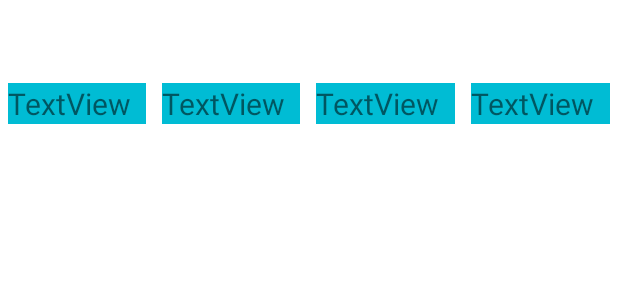
After one commit to ElaheAmeri/PotteryWorkshop, an Android app: the layout formula_row_item.xml on its own in the app's theme, with its tools: preview values and no code run, on a phone screen of 412 x 824 dp. The commit adds this screen. Shown: the top 300 px of the screen. Run offline under Robolectric (Android 15) with nearby library versions, the phone set to English and light mode, and no system bars.

Commit message:
add RecycleView

```diff
--- a/app/src/main/java/com/example/potteryworkshop/ui/AddFurmolFragment.kt
+++ b/app/src/main/java/com/example/potteryworkshop/ui/AddFurmolFragment.kt
@@ -24,5 +24,9 @@ class AddFurmolFragment : Fragment() {
         return inflater.inflate(R.layout.fragment_add_formula, container, false)
     }
 
-
+    override fun onViewCreated(view: View, savedInstanceState: Bundle?) {
+        super.onViewCreated(view, savedInstanceState)
+//        val view = LayoutInflater.from(view.context)
+//           .inflate(R.layout.dialog, viewGroup, false)
+    }
 }
--- a/app/src/main/java/com/example/potteryworkshop/ui/Dialog.kt
+++ /dev/null
@@ -1,4 +0,0 @@
-package com.example.potteryworkshop.ui
-
-class Dialog {
-}
--- /dev/null
+++ b/app/src/main/res/layout/formula_row_item.xml
@@ -0,0 +1,46 @@
+<?xml version="1.0" encoding="utf-8"?>
+<LinearLayout xmlns:android="http://schemas.android.com/apk/res/android"
+    android:layout_width="match_parent"
+    android:layout_height="wrap_content"
+    android:layout_marginTop="50dp">
+
+    <TextView
+        android:id="@+id/textViewGlazeIngredients"
+        android:layout_width="wrap_content"
+        android:layout_height="wrap_content"
+        android:layout_margin="5dp"
+        android:textSize="20dp"
+        android:layout_weight="1"
+        android:background="@color/blue"
+        android:text="TextView" />
+
+    <TextView
+        android:id="@+id/textViewcode"
+        android:layout_width="wrap_content"
+        android:layout_height="wrap_content"
+        android:layout_weight="1"
+        android:textSize="20dp"
+        android:background="@color/blue"
+        android:layout_margin="5dp"
+        android:text="TextView" />
+
+    <TextView
+        android:id="@+id/textViewValue"
+        android:layout_width="wrap_content"
+        android:layout_height="wrap_content"
+        android:layout_weight="1"
+        android:textSize="20dp"
+        android:background="@color/blue"
+        android:layout_margin="5dp"
+        android:text="TextView" />
+
+    <TextView
+        android:id="@+id/textViewDescription"
+        android:layout_width="wrap_content"
+        android:layout_height="wrap_content"
+        android:layout_weight="1"
+        android:textSize="20dp"
+        android:background="@color/blue"
+        android:layout_margin="5dp"
+        android:text="TextView" />
+</LinearLayout>
--- a/app/src/main/res/layout/fragment_home.xml
+++ b/app/src/main/res/layout/fragment_home.xml
@@ -64,8 +64,10 @@
             android:layout_height="wrap_content">
 
             <androidx.recyclerview.widget.RecyclerView
+                android:id="@+id/recycleViewHomeFragment"
                 android:layout_width="409dp"
                 android:layout_height="594dp"
+                app:layoutManager="androidx.recyclerview.widget.LinearLayoutManager"
                 app:layout_constraintBottom_toBottomOf="parent"
                 app:layout_constraintEnd_toEndOf="parent"
                 app:layout_constraintStart_toStartOf="parent"
```
Also changed, not shown: app/src/main/java/com/example/potteryworkshop/adapter/FormolaAdapter.kt (added, +45 -0 lines), app/src/main/java/com/example/potteryworkshop/database/FormulaRepository.kt (+6 -5 lines), app/src/main/java/com/example/potteryworkshop/ui/HomeFragment.kt (+10 -1 lines), app/src/main/res/layout/dialog.xml (+66 -4 lines), app/src/main/res/layout/fragment_add_formula.xml (+4 -12 lines).
